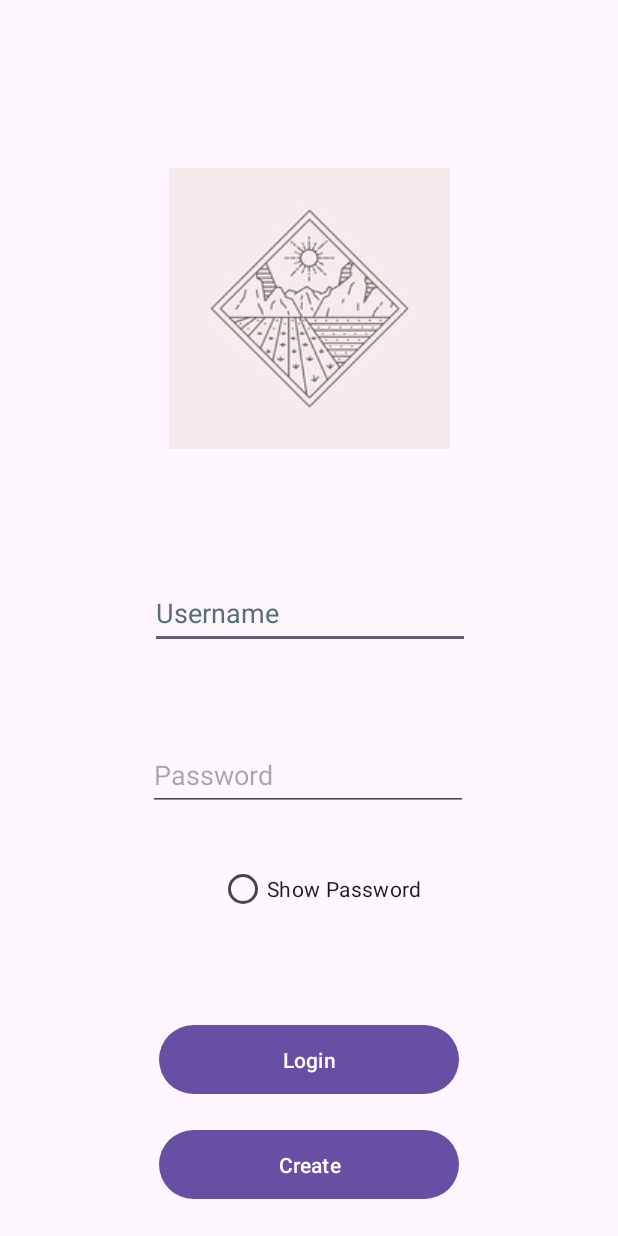
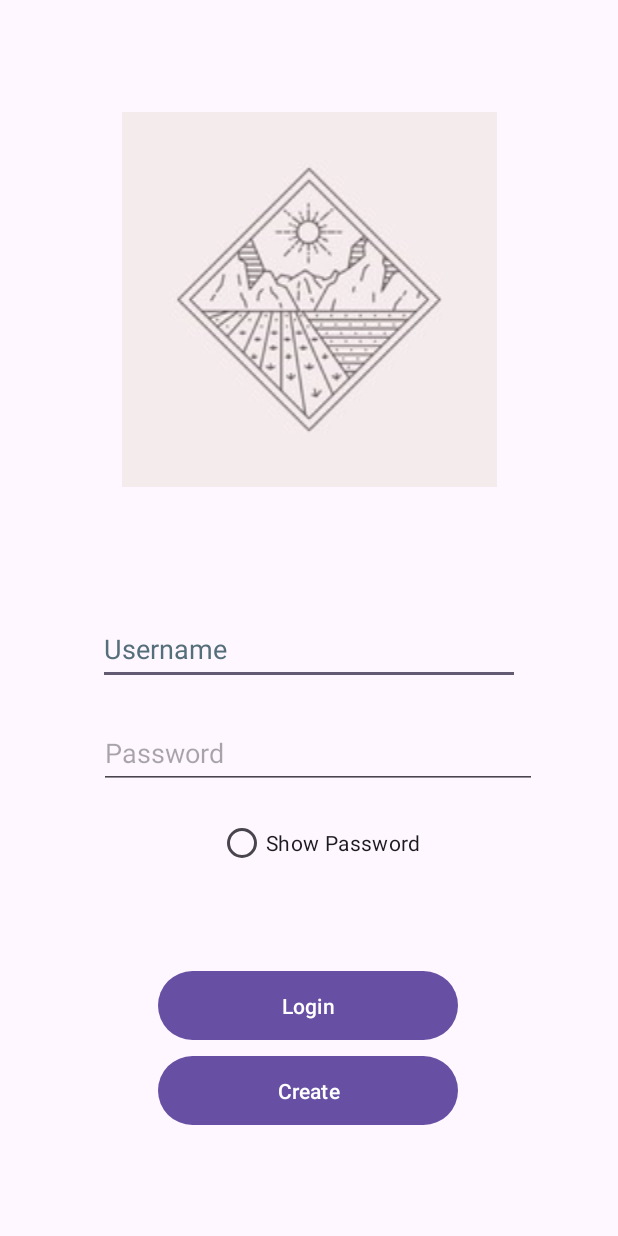
Before and after one commit to SassyTheSasquatch42069/SeedSavvy1, an Android app: the screen it shows after launch (MainActivity), on a phone screen of 412 x 824 dp. Run offline under Robolectric (Android 15) with nearby library versions, the phone set to English and light mode, and no system bars.

Commit message:
fixed up layout constraints and added some color to colors.xml

```diff
--- a/app/src/main/res/layout/activity_main.xml
+++ b/app/src/main/res/layout/activity_main.xml
@@ -9,12 +9,14 @@
 
     <ImageView
         android:id="@+id/login_logo"
-        android:layout_width="wrap_content"
-        android:layout_height="wrap_content"
+        android:layout_width="277dp"
+        android:layout_height="250dp"
         android:layout_marginStart="112dp"
         android:layout_marginTop="112dp"
         android:layout_marginEnd="112dp"
+        android:layout_marginBottom="84dp"
         android:contentDescription="@string/app_logo"
+        app:layout_constraintBottom_toTopOf="@+id/Name_txt"
         app:layout_constraintEnd_toEndOf="parent"
         app:layout_constraintStart_toStartOf="parent"
         app:layout_constraintTop_toTopOf="parent"
@@ -23,31 +25,29 @@
 
     <EditText
         android:id="@+id/Name_txt"
-        android:layout_width="wrap_content"
-        android:layout_height="wrap_content"
-        android:layout_marginStart="101dp"
-        android:layout_marginTop="72dp"
-        android:layout_marginEnd="100dp"
-        android:layout_marginBottom="23dp"
+        android:layout_width="281dp"
+        android:layout_height="48dp"
+        android:layout_marginStart="65dp"
+        android:layout_marginTop="84dp"
+        android:layout_marginEnd="65dp"
         android:autofillHints="Jane"
         android:ems="10"
         android:hint="@string/name_txt"
         android:inputType="text"
         android:minHeight="48dp"
         android:textColorHint="#546E7A"
-        app:layout_constraintBottom_toTopOf="@+id/password_txt"
         app:layout_constraintEnd_toEndOf="parent"
         app:layout_constraintStart_toStartOf="parent"
         app:layout_constraintTop_toBottomOf="@+id/login_logo" />
 
     <EditText
         android:id="@+id/password_txt"
-        android:layout_width="wrap_content"
-        android:layout_height="wrap_content"
-        android:layout_marginStart="100dp"
-        android:layout_marginTop="23dp"
-        android:layout_marginEnd="101dp"
-        android:layout_marginBottom="7dp"
+        android:layout_width="292dp"
+        android:layout_height="48dp"
+        android:layout_marginStart="85dp"
+        android:layout_marginTop="21dp"
+        android:layout_marginEnd="86dp"
+        android:layout_marginBottom="12dp"
         android:autofillHints="password"
         android:ems="10"
         android:hint="@string/password_txt"
@@ -55,6 +55,7 @@
         android:minHeight="48dp"
         app:layout_constraintBottom_toTopOf="@+id/show_password_switch"
         app:layout_constraintEnd_toEndOf="parent"
+        app:layout_constraintHorizontal_bias="0.384"
         app:layout_constraintStart_toStartOf="parent"
         app:layout_constraintTop_toBottomOf="@+id/Name_txt"
         tools:ignore="TextContrastCheck" />
@@ -62,16 +63,15 @@
     <RadioButton
 
         android:id="@+id/show_password_switch"
-        android:layout_width="196dp"
+        android:layout_width="215dp"
         android:layout_height="48dp"
         android:layout_marginStart="145dp"
-        android:layout_marginTop="7dp"
+        android:layout_marginTop="12dp"
         android:layout_marginEnd="70dp"
-        android:layout_marginBottom="30dp"
         android:contentDescription="@string/switch_txt"
         android:text="@string/switch_txt"
-        app:layout_constraintBottom_toTopOf="@+id/Login_button"
         app:layout_constraintEnd_toEndOf="parent"
+        app:layout_constraintHorizontal_bias="0.0"
         app:layout_constraintStart_toStartOf="parent"
         app:layout_constraintTop_toBottomOf="@+id/password_txt" />
 
@@ -80,12 +80,13 @@
         android:layout_width="200dp"
         android:layout_height="54dp"
         android:layout_marginStart="105dp"
-        android:layout_marginTop="19dp"
+        android:layout_marginTop="57dp"
         android:layout_marginEnd="106dp"
         android:layout_marginBottom="1dp"
         android:text="@string/click_login"
         app:layout_constraintBottom_toTopOf="@+id/Create_button"
         app:layout_constraintEnd_toEndOf="parent"
+        app:layout_constraintHorizontal_bias="0.0"
         app:layout_constraintStart_toStartOf="parent"
         app:layout_constraintTop_toBottomOf="@+id/show_password_switch" />
 
@@ -96,10 +97,11 @@
         android:layout_marginStart="105dp"
         android:layout_marginTop="1dp"
         android:layout_marginEnd="106dp"
-        android:layout_marginBottom="7dp"
+        android:layout_marginBottom="70dp"
         android:text="@string/click_create"
         app:layout_constraintBottom_toBottomOf="parent"
         app:layout_constraintEnd_toEndOf="parent"
+        app:layout_constraintHorizontal_bias="0.0"
         app:layout_constraintStart_toStartOf="parent"
         app:layout_constraintTop_toBottomOf="@+id/Login_button" />
 
--- a/app/src/main/res/values/colors.xml
+++ b/app/src/main/res/values/colors.xml
@@ -2,4 +2,10 @@
 <resources>
     <color name="black">#FF000000</color>
     <color name="white">#FFFFFFFF</color>
+    <color name="green">#17B757</color>
+    <color name="porsche">#DFAD62</color>
+    <color name="welcome_background">#37C26F</color>
+    <color name="welcome_button">#17B757</color>
+    <color name="menu_header">#17B757</color>
+
 </resources>
```
